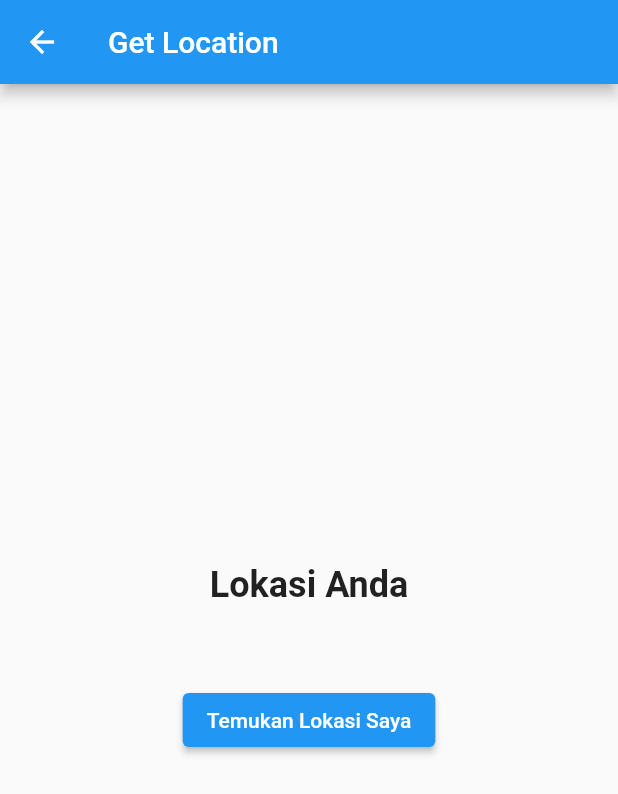
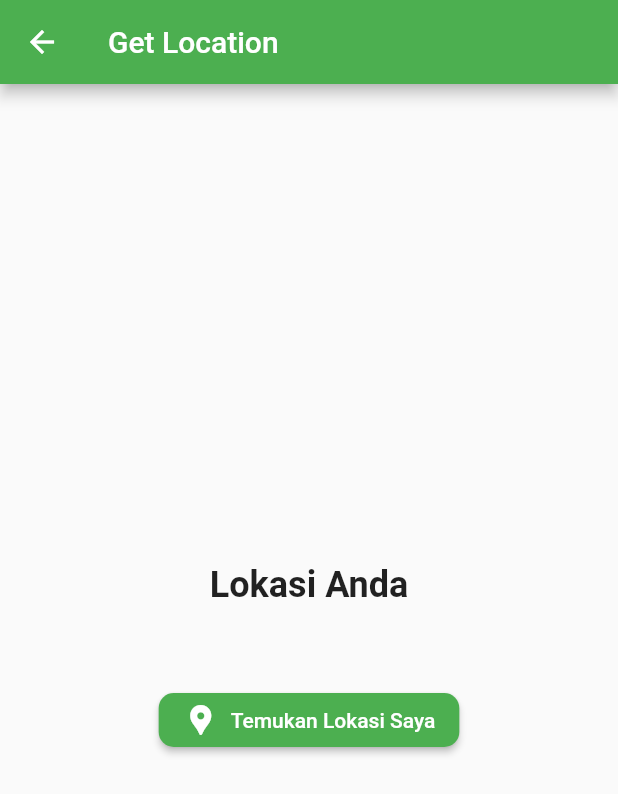
Before and after one commit to alexisngaing/ugd-d-4-hospital, a Flutter app: the GeoLocationPage screen opened directly, on a phone screen of 412 x 824 dp. Shown: the top 794 px of the screen. Run offline on Flutter 3.47's test engine with Material 2 defaults, Android fonts, the phone set to English and light mode, and no system bars; our stand-ins replace flutter_tts, fluttertoast, geocoding, geolocator, grouped_list, ionicons and 3 more; missing offline and left inert: qr_code_scanner; accounts and stored records are empty.

Commit message:
fixing scan n location

```diff
--- a/lib/View/GeoLocation/geoLocationPage.dart
+++ b/lib/View/GeoLocation/geoLocationPage.dart
@@ -1,6 +1,4 @@
 import 'package:flutter/material.dart';
-import 'package:ionicons/ionicons.dart';
-import 'package:ugd_4_hospital/View/setting.dart';
 import 'package:geolocator/geolocator.dart';
 import 'package:geocoding/geocoding.dart';
 
@@ -48,19 +46,20 @@ class _GeoLocationState extends State<GeoLocationPage> {
     return Scaffold(
       appBar: AppBar(
         title: const Text('Get Location'),
+        backgroundColor: Colors.green,
       ),
       body: Center(
         child: Column(
           mainAxisAlignment: MainAxisAlignment.center,
           children: [
-            Text(
+            const Text(
               "Lokasi Anda",
               style: TextStyle(
                 fontSize: 24,
                 fontWeight: FontWeight.bold,
               ),
             ),
-            SizedBox(
+            const SizedBox(
               height: 6,
             ),
             Text(_currentAddress),
@@ -74,8 +73,21 @@ class _GeoLocationState extends State<GeoLocationPage> {
                 print(_currentLoc);
                 print(_currentAddress);
               },
-              child: const Text('Temukan Lokasi Saya'),
-            ),
+              style: ElevatedButton.styleFrom(
+                primary: Colors.green,
+                shape: RoundedRectangleBorder(
+                  borderRadius: BorderRadius.circular(10.0),
+                ),
+              ),
+              child: const Row(
+                mainAxisSize: MainAxisSize.min,
+                children: <Widget>[
+                  Icon(Icons.location_pin),
+                  SizedBox(width: 8), // Spasi antara ikon dan teks
+                  Text('Temukan Lokasi Saya'),
+                ],
+              ),
+            )
           ],
         ),
       ),
--- a/lib/View/home.dart
+++ b/lib/View/home.dart
@@ -1,6 +1,6 @@
 import 'package:flutter/material.dart';
 import 'package:ionicons/ionicons.dart';
-import 'package:ugd_4_hospital/View/check_in.dart';
+import 'package:ugd_4_hospital/View/CheckIn/check_in.dart';
 import 'package:ugd_4_hospital/View/pasienPage.dart';
 
 import 'package:ugd_4_hospital/View/chat.dart';
@@ -38,8 +38,7 @@ class _HomePageState extends State<HomePage> {
               icon: Icon(Icons.local_hospital_outlined), label: 'Pasien'),
           BottomNavigationBarItem(
               icon: Icon(Ionicons.settings_outline), label: 'Setting'),
-          BottomNavigationBarItem(
-              icon: Icon(Icons.check), label: 'Check-In'),
+          BottomNavigationBarItem(icon: Icon(Icons.check), label: 'Check-In'),
         ],
         currentIndex: _selectedIndex,
         onTap: _onItemTapped,
```
Also changed, not shown: lib/View/CheckIn/check_in.dart (renamed from lib/View/check_in.dart, +28 -4 lines), lib/View/CheckIn/checkin_berhasil.dart (renamed from lib/View/checkin_berhasil.dart, +10 -3 lines), lib/View/CheckIn/checkin_gagal.dart (added, +47 -0 lines).
